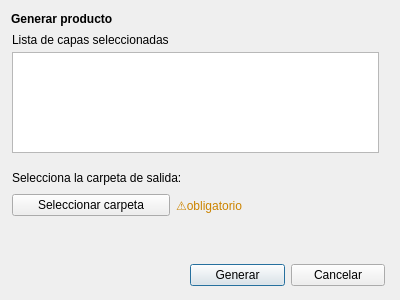
Before: the Qt Designer form dialogs/ui/generate_dialog.ui in lbdudc/qgispublisher, drawn with Qt 5.
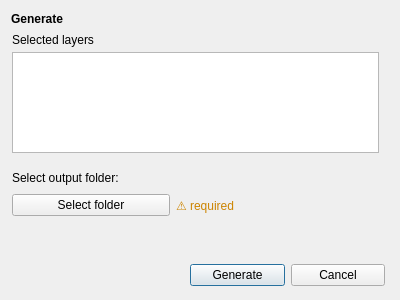
After: the same form once the commit is applied.

What changed in the file:
```diff
--- a/dialogs/ui/generate_dialog.ui
+++ b/dialogs/ui/generate_dialog.ui
@@ -39,7 +39,7 @@
     </rect>
    </property>
    <property name="text">
-    <string>Lista de capas seleccionadas</string>
+    <string>Selected layers</string>
    </property>
   </widget>
   <widget class="QLabel" name="folderLabel">
@@ -52,7 +52,7 @@
     </rect>
    </property>
    <property name="text">
-    <string>Selecciona la carpeta de salida:</string>
+    <string>Select output folder:</string>
    </property>
   </widget>
   <widget class="QLabel" name="label">
@@ -71,7 +71,7 @@
     </font>
    </property>
    <property name="text">
-    <string>Generar producto</string>
+    <string>Generate</string>
    </property>
   </widget>
   <widget class="QLabel" name="outputFolderLabel">
@@ -106,14 +106,14 @@
     <item>
      <widget class="QPushButton" name="generateButton">
       <property name="text">
-       <string>Generar</string>
+       <string>Generate</string>
       </property>
      </widget>
     </item>
     <item>
      <widget class="QPushButton" name="cancelButton">
       <property name="text">
-       <string>Cancelar</string>
+       <string>Cancel</string>
       </property>
      </widget>
     </item>
@@ -132,7 +132,7 @@
     <item>
      <widget class="QPushButton" name="selectFolderButton">
       <property name="text">
-       <string>Seleccionar carpeta</string>
+       <string>Select folder</string>
       </property>
      </widget>
     </item>
@@ -142,7 +142,7 @@
        <string notr="true">color: #cc8400;</string>
       </property>
       <property name="text">
-       <string>⚠obligatorio</string>
+       <string>⚠ required</string>
       </property>
      </widget>
     </item>
```
Left out of the diff: 2 changed lines with no effect on the pictures.
